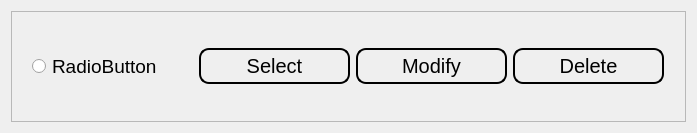
The window that ui/automate_select.ui (Achu-Worifung/quickMove) describes before a commit, drawn with Qt 5.
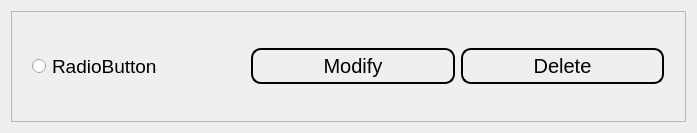
The same window after the commit.

Commit message: fixed only deleting 1st widget when query is empty

What changed in the file:
```diff
--- a/ui/automate_select.ui
+++ b/ui/automate_select.ui
@@ -80,21 +80,6 @@
               </property>
              </spacer>
             </item>
-            <item>
-             <widget class="QPushButton" name="simulate">
-              <property name="styleSheet">
-               <string notr="true">    border-style: outset;
-    border-width: 2px;
-    border-radius: 10px;
-    border-color: black;
-    padding: 4px;
-font:20px</string>
-              </property>
-              <property name="text">
-               <string>Select</string>
-              </property>
-             </widget>
-            </item>
             <item>
              <widget class="QPushButton" name="modify">
               <property name="maximumSize">
```
The commit also changes 6 other files.
